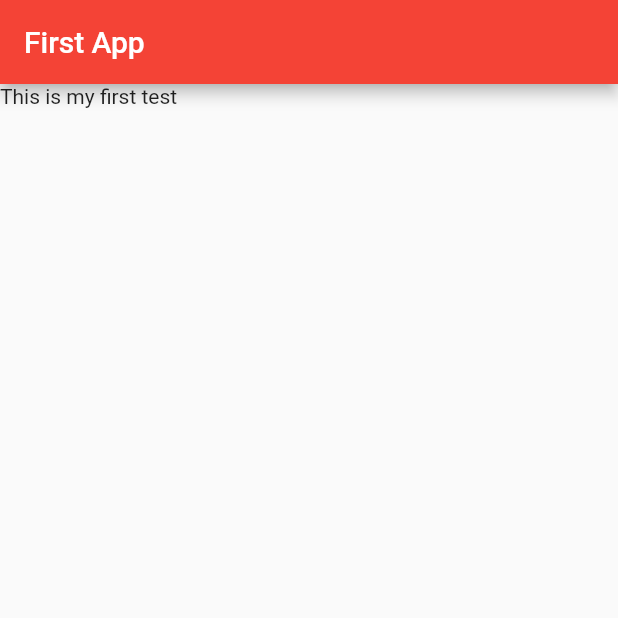
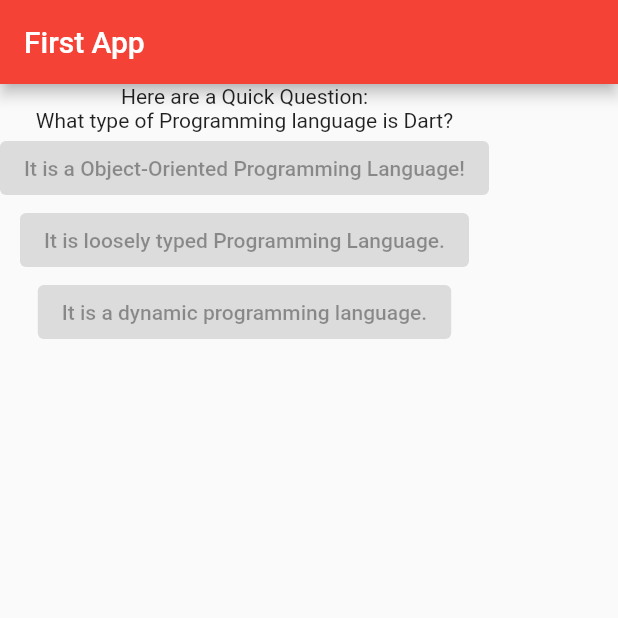
Before and after one commit to TRohit20/Flutter-Playground, a Flutter app: the screen it shows after launch, on a phone screen of 412 x 824 dp, the top half of it. Run offline on Flutter 3.47's test engine with Material 2 defaults, Android fonts, the phone set to English and light mode, and no system bars.

Commit message:
Updating Layout using Column/Row
Visible Layout changes made using Column widget that uses a children widget as a constructor which takes in multiple arguments or widgets

```diff
--- a/basic_app/lib/main.dart
+++ b/basic_app/lib/main.dart
@@ -11,13 +11,32 @@ void main() {
 class MyApp extends StatelessWidget {
   @override
   Widget build(BuildContext ctx) {
+    var questions = ['What\'s your name?', 'What\'s your age?'];
+
     return MaterialApp(
       home: Scaffold(
         appBar: AppBar(
           title: Text('First App'),
           backgroundColor: Colors.red,
         ),
-        body: Text('This is my first test'),
+        body: Column(
+          children: [
+            Text('Here are a Quick Question:'),
+            Text('What type of Programming language is Dart?'),
+            ElevatedButton(
+              child: Text('It is a Object-Oriented Programming Language!'),
+              onPressed: null,
+            ),
+            ElevatedButton(
+              onPressed: null,
+              child: Text('It is loosely typed Programming Language.'),
+            ),
+            ElevatedButton(
+              onPressed: null,
+              child: Text('It is a dynamic programming language.'),
+            ),
+          ],
+        ),
       ),
     );
   }
```
Also changed, not shown: 1 other file.
